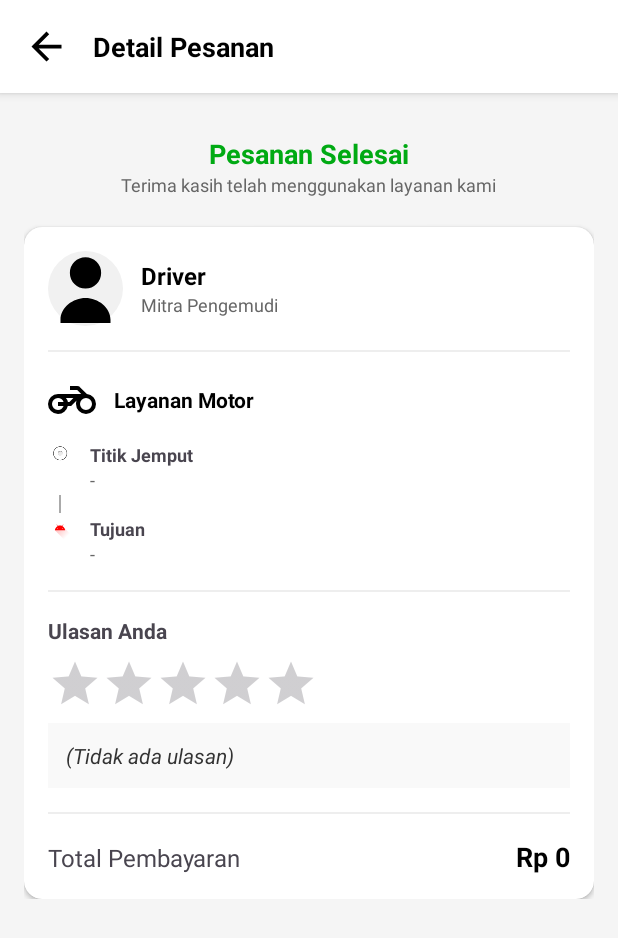
After one commit to ShiraishiJunta/NgGojek, an Android app: the DetailRiwayatActivity screen opened directly, with no data from a screen before it, on a phone screen of 412 x 824 dp. The commit adds this screen. Shown: the top 938 px of the screen. Run offline under Robolectric (Android 15) with nearby library versions, the phone set to English and light mode, and no system bars.

Commit message:
Update riwayat dan rinciannya

```diff
--- /dev/null
+++ b/app/src/main/java/com/example/nggojek/DetailRiwayatActivity.kt
@@ -0,0 +1,67 @@
+package com.example.nggojek
+
+import android.os.Bundle
+import android.widget.ImageView
+import android.widget.RatingBar
+import android.widget.TextView
+import androidx.appcompat.app.AppCompatActivity
+
+class DetailRiwayatActivity : AppCompatActivity() {
+
+    override fun onCreate(savedInstanceState: Bundle?) {
+        super.onCreate(savedInstanceState)
+        setContentView(R.layout.activity_detail_riwayat)
+
+        // 1. Inisialisasi Views
+        val btnBack = findViewById<ImageView>(R.id.btnBack)
+        val tvNamaDriver = findViewById<TextView>(R.id.tvNamaDriver)
+        val tvTotalHarga = findViewById<TextView>(R.id.tvTotalHarga)
+        val ratingBar = findViewById<RatingBar>(R.id.ratingBar)
+
+        val tvJenisLayanan = findViewById<TextView>(R.id.tvJenisLayanan)
+        val imgTransportIcon = findViewById<ImageView>(R.id.imgTransportIcon)
+
+        val tvDetailJemput = findViewById<TextView>(R.id.tvDetailJemput)
+        val tvDetailTujuan = findViewById<TextView>(R.id.tvDetailTujuan)
+        val tvUlasanPengguna = findViewById<TextView>(R.id.tvUlasanPengguna)
+
+        // 2. Ambil Data dari Intent (Pastikan KEY-nya sama dengan di RiwayatFragment)
+        val nama = intent.getStringExtra("EXTRA_NAMA") ?: "Driver"
+        val harga = intent.getStringExtra("EXTRA_HARGA") ?: "Rp 0"
+        val rating = intent.getFloatExtra("EXTRA_RATING", 0f)
+
+        val jemput = intent.getStringExtra("EXTRA_JEMPUT") ?: "-"
+        val tujuan = intent.getStringExtra("EXTRA_TUJUAN") ?: "-"
+        val layanan = intent.getStringExtra("EXTRA_LAYANAN") ?: "Motor"
+        val ulasan = intent.getStringExtra("EXTRA_ULASAN") ?: ""
+
+        // 3. Set Data ke Tampilan
+        tvNamaDriver.text = nama
+        tvTotalHarga.text = harga
+        ratingBar.rating = rating
+
+        tvDetailJemput.text = jemput
+        tvDetailTujuan.text = tujuan
+
+        // Logika Tampilan Layanan (Ganti Icon & Teks)
+        if (layanan.equals("Mobil", ignoreCase = true)) {
+            tvJenisLayanan.text = "Layanan Mobil"
+            imgTransportIcon.setImageResource(R.drawable.car)
+        } else {
+            tvJenisLayanan.text = "Layanan Motor"
+            imgTransportIcon.setImageResource(R.drawable.motor)
+        }
+
+        // Tampilkan Ulasan
+        if (ulasan.isNotEmpty()) {
+            tvUlasanPengguna.text = "\"$ulasan\""
+        } else {
+            tvUlasanPengguna.text = "(Tidak ada ulasan)"
+        }
+
+        // 4. Tombol Back
+        btnBack.setOnClickListener {
+            finish()
+        }
+    }
+}
--- a/app/src/main/java/com/example/nggojek/Riwayat.kt
+++ b/app/src/main/java/com/example/nggojek/Riwayat.kt
@@ -3,5 +3,9 @@ package com.example.nggojek
 data class Riwayat(
     val namaDriver: String,
     val totalHarga: String,
-    val rating: Float
+    val rating: Float,
+    val alamatJemput: String,
+    val alamatTujuan: String,
+    val jenisLayanan: String,
+    val ulasan: String
 )
--- /dev/null
+++ b/app/src/main/java/com/example/nggojek/RiwayatData.kt
@@ -0,0 +1,5 @@
+package com.example.nggojek
+
+object RiwayatData {
+    val listRiwayat = ArrayList<Riwayat>()
+}
--- /dev/null
+++ b/app/src/main/res/layout/activity_detail_riwayat.xml
@@ -0,0 +1,305 @@
+<?xml version="1.0" encoding="utf-8"?>
+<LinearLayout xmlns:android="http://schemas.android.com/apk/res/android"
+    xmlns:app="http://schemas.android.com/apk/res-auto"
+    xmlns:tools="http://schemas.android.com/tools"
+    android:layout_width="match_parent"
+    android:layout_height="match_parent"
+    android:orientation="vertical"
+    android:background="#F5F5F5"
+    tools:context=".DetailRiwayatActivity">
+
+    <!-- HEADER -->
+    <LinearLayout
+        android:layout_width="match_parent"
+        android:layout_height="wrap_content"
+        android:background="#FFFFFF"
+        android:padding="16dp"
+        android:gravity="center_vertical"
+        android:elevation="4dp">
+
+        <ImageView
+            android:id="@+id/btnBack"
+            android:layout_width="30dp"
+            android:layout_height="30dp"
+            android:src="@drawable/ic_arrow_back"
+            app:tint="#000000"/>
+
+        <TextView
+            android:layout_width="match_parent"
+            android:layout_height="wrap_content"
+            android:text="Detail Pesanan"
+            android:textSize="18sp"
+            android:textStyle="bold"
+            android:textColor="#000000"
+            android:layout_marginStart="16dp"/>
+    </LinearLayout>
+
+    <ScrollView
+        android:layout_width="match_parent"
+        android:layout_height="match_parent">
+
+        <LinearLayout
+            android:layout_width="match_parent"
+            android:layout_height="wrap_content"
+            android:orientation="vertical"
+            android:padding="16dp">
+
+            <!-- STATUS PESANAN -->
+            <LinearLayout
+                android:layout_width="match_parent"
+                android:layout_height="wrap_content"
+                android:gravity="center"
+                android:orientation="vertical"
+                android:layout_marginBottom="20dp"
+                android:layout_marginTop="8dp">
+
+                <TextView
+                    android:layout_width="wrap_content"
+                    android:layout_height="wrap_content"
+                    android:text="Pesanan Selesai"
+                    android:textSize="18sp"
+                    android:textStyle="bold"
+                    android:textColor="#00AA13"
+                    android:layout_marginTop="4dp"/>
+
+                <TextView
+                    android:id="@+id/tvWaktuPesan"
+                    android:layout_width="wrap_content"
+                    android:layout_height="wrap_content"
+                    android:text="Terima kasih telah menggunakan layanan kami"
+                    android:textSize="12sp"
+                    android:textColor="#666666"/>
+            </LinearLayout>
+
+            <!-- CARD DETAIL -->
+            <androidx.cardview.widget.CardView
+                android:layout_width="match_parent"
+                android:layout_height="wrap_content"
+                app:cardCornerRadius="12dp"
+                app:cardElevation="2dp"
+                app:contentPadding="16dp">
+
+                <LinearLayout
+                    android:layout_width="match_parent"
+                    android:layout_height="wrap_content"
+                    android:orientation="vertical">
+
+                    <!-- INFO DRIVER -->
+                    <LinearLayout
+                        android:layout_width="match_parent"
+                        android:layout_height="wrap_content"
+                        android:orientation="horizontal"
+                        android:gravity="center_vertical"
+                        android:layout_marginBottom="16dp">
+
+                        <ImageView
+                            android:layout_width="50dp"
+                            android:layout_height="50dp"
+                            android:src="@drawable/profile"
+                            android:background="@drawable/bg_circle"/>
+
+                        <LinearLayout
+                            android:layout_width="0dp"
+                            android:layout_height="wrap_content"
+                            android:layout_weight="1"
+                            android:orientation="vertical"
+                            android:layout_marginStart="12dp">
+
+                            <TextView
+                                android:id="@+id/tvNamaDriver"
+                                android:layout_width="wrap_content"
+                                android:layout_height="wrap_content"
+                                android:text="Nama Driver"
+                                android:textStyle="bold"
+                                android:textSize="16sp"
+                                android:textColor="#000"/>
+
+                            <TextView
+                                android:layout_width="wrap_content"
+                                android:layout_height="wrap_content"
+                                android:text="Mitra Pengemudi"
+                                android:textSize="12sp"
+                                android:textColor="#666666"/>
+                        </LinearLayout>
+                    </LinearLayout>
+
+                    <View
+                        android:layout_width="match_parent"
+                        android:layout_height="1dp"
+                        android:background="#EEEEEE"
+                        android:layout_marginBottom="16dp"/>
+
+                    <!-- LAYANAN -->
+                    <LinearLayout
+                        android:layout_width="match_parent"
+                        android:layout_height="wrap_content"
+                        android:orientation="horizontal"
+                        android:gravity="center_vertical"
+                        android:layout_marginBottom="12dp">
+
+                        <ImageView
+                            android:id="@+id/imgTransportIcon"
+                            android:layout_width="32dp"
+                            android:layout_height="32dp"
+                            android:src="@drawable/motor"
+                            android:layout_marginEnd="12dp"/>
+
+                        <TextView
+                            android:id="@+id/tvJenisLayanan"
+                            android:layout_width="wrap_content"
+                            android:layout_height="wrap_content"
+                            android:text="Pesan Motor"
+                            android:textStyle="bold"
+                            android:textColor="#000"/>
+                    </LinearLayout>
+
+                    <!-- LOKASI (ALUR PERJALANAN) -->
+                    <!-- Titik Jemput -->
+                    <LinearLayout
+                        android:layout_width="match_parent"
+                        android:layout_height="wrap_content"
+                        android:orientation="horizontal">
+                        <ImageView
+                            android:layout_width="16dp"
+                            android:layout_height="16dp"
+                            android:src="@android:drawable/btn_radio"
+                            android:layout_marginEnd="12dp"/>
+                        <LinearLayout
+                            android:layout_width="match_parent"
+                            android:layout_height="wrap_content"
+                            android:orientation="vertical">
+                            <TextView
+                                android:layout_width="wrap_content"
+                                android:layout_height="wrap_content"
+                                android:text="Titik Jemput"
+                                android:textSize="12sp"
+                                android:textStyle="bold"/>
+                            <TextView
+                                android:id="@+id/tvDetailJemput"
+                                android:layout_width="wrap_content"
+                                android:layout_height="wrap_content"
+                                android:text="Alamat Jemput"
+                                android:textColor="#666666"
+                                android:textSize="12sp"/>
+                        </LinearLayout>
+                    </LinearLayout>
+
+                    <!-- Garis Penghubung -->
+                    <View
+                        android:layout_width="1dp"
+                        android:layout_height="12dp"
+                        android:background="#AAAAAA"
+                        android:layout_marginStart="7dp"
+                        android:layout_marginTop="2dp"
+                        android:layout_marginBottom="2dp"/>
+
+                    <!-- Tujuan -->
+                    <LinearLayout
+                        android:layout_width="match_parent"
+                        android:layout_height="wrap_content"
+                        android:orientation="horizontal"
+                        android:layout_marginBottom="16dp">
+                        <ImageView
+                            android:layout_width="16dp"
+                            android:layout_height="16dp"
+                            android:src="@drawable/ic_launcher_foreground"
+                            app:tint="#FF0000"
+                            android:layout_marginEnd="12dp"/>
+                        <LinearLayout
+                            android:layout_width="match_parent"
+                            android:layout_height="wrap_content"
+                            android:orientation="vertical">
+                            <TextView
+                                android:layout_width="wrap_content"
+                                android:layout_height="wrap_content"
+                                android:text="Tujuan"
+                                android:textSize="12sp"
+                                android:textStyle="bold"/>
+                            <TextView
+                                android:id="@+id/tvDetailTujuan"
+                                android:layout_width="wrap_content"
+                                android:layout_height="wrap_content"
+                                android:text="Alamat Tujuan"
+                                android:textColor="#666666"
+                                android:textSize="12sp"/>
+                        </LinearLayout>
+                    </LinearLayout>
+
+                    <View
+                        android:layout_width="match_parent"
+                        android:layout_height="1dp"
+                        android:background="#EEEEEE"
+                        android:layout_marginBottom="16dp"/>
+
+                    <!-- PENILAIAN ANDA -->
+                    <TextView
+                        android:layout_width="wrap_content"
+                        android:layout_height="wrap_content"
+                        android:text="Ulasan Anda"
+                        android:textStyle="bold"
+                        android:layout_marginBottom="8dp"/>
+
+                    <RatingBar
+                        android:id="@+id/ratingBar"
+                        android:layout_width="wrap_content"
+                        android:layout_height="wrap_content"
+                        android:numStars="5"
+                        style="?android:attr/ratingBarStyleIndicator"
+                        android:rating="0"
+                        android:progressTint="#FFC107"
+                        android:layout_marginBottom="8dp"/>
+
+                    <!-- BOX ULASAN -->
+                    <LinearLayout
+                        android:layout_width="match_parent"
+                        android:layout_height="wrap_content"
+                        android:background="#F9F9F9"
+                        android:padding="12dp"
+                        android:orientation="vertical"
+                        android:layout_marginBottom="16dp">
+
+                        <TextView
+                            android:id="@+id/tvUlasanPengguna"
+                            android:layout_width="match_parent"
+                            android:layout_height="wrap_content"
+                            android:text="Driver sangat ramah"
+                            android:textColor="#333333"
+                            android:textSize="14sp"
+                            android:textStyle="italic"/>
+                    </LinearLayout>
+
+                    <View
+                        android:layout_width="match_parent"
+                        android:layout_height="1dp"
+                        android:background="#EEEEEE"
+                        android:layout_marginBottom="16dp"/>
+
+                    <!-- TOTAL PEMBAYARAN -->
+                    <LinearLayout
+                        android:layout_width="match_parent"
+                        android:layout_height="wrap_content"
+                        android:orientation="horizontal">
+
+                        <TextView
+                            android:layout_width="0dp"
+                            android:layout_height="wrap_content"
+                            android:layout_weight="1"
+                            android:text="Total Pembayaran"
+                            android:textSize="16sp"/>
+
+                        <TextView
+                            android:id="@+id/tvTotalHarga"
+                            android:layout_width="wrap_content"
+                            android:layout_height="wrap_content"
+                            android:text="Rp 0"
+                            android:textStyle="bold"
+                            android:textColor="#000"
+                            android:textSize="18sp"/>
+                    </LinearLayout>
+
+                </LinearLayout>
+            </androidx.cardview.widget.CardView>
+
+        </LinearLayout>
+    </ScrollView>
+</LinearLayout>
```
Also changed, not shown: app/src/main/AndroidManifest.xml (+17 -22 lines), app/src/main/java/com/example/nggojek/RatingActivity.kt (added, +69 -0 lines), app/src/main/java/com/example/nggojek/RiwayatAdapter.kt (+6 -1 lines), app/src/main/java/com/example/nggojek/home/RiwayatFragment.kt (+32 -15 lines), app/src/main/res/layout/activity_konfirmasi.xml (+13 -17 lines), app/src/main/res/layout/activity_pesan_motor.xml (+17 -7 lines), app/src/main/res/layout/activity_rating.xml (added, +98 -0 lines).
